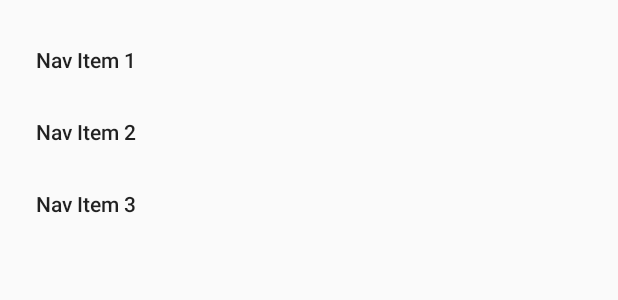
After one commit to maciej123m/PetrylFriends, an Android app: the layout bottom_menu_layout.xml on its own in the app's theme, with its tools: preview values and no code run, on a phone screen of 412 x 824 dp. The commit adds this screen. Shown: the top 300 px of the screen. Run offline under Robolectric (Android 15) with nearby library versions, the phone set to English and light mode, and no system bars.

Commit message:
poprawienie bugów w recyclerview, dodanie menu wysuwanego

```diff
--- a/app/build.gradle
+++ b/app/build.gradle
@@ -43,7 +43,7 @@ dependencies {
     implementation "org.jetbrains.kotlin:kotlin-stdlib-jdk7:$kotlin_version"
     implementation 'androidx.appcompat:appcompat:1.2.0'
     implementation 'androidx.core:core-ktx:1.3.1'
-    implementation 'com.google.android.material:material:1.2.0'
+    implementation 'com.google.android.material:material:1.2.1'
     implementation 'androidx.constraintlayout:constraintlayout:2.0.1'
     implementation 'androidx.navigation:navigation-fragment-ktx:2.3.0'
     implementation 'androidx.navigation:navigation-ui-ktx:2.3.0'
@@ -54,7 +54,7 @@ dependencies {
     implementation 'com.google.firebase:firebase-database:19.4.0'
     implementation 'com.squareup.picasso:picasso:2.71828'
     implementation 'androidx.preference:preference:1.1.1'
-    testImplementation 'junit:junit:4.12'
+    testImplementation 'junit:junit:4.13'
     androidTestImplementation 'androidx.test.ext:junit:1.1.2'
     androidTestImplementation 'androidx.test.espresso:espresso-core:3.3.0'
 }
--- a/app/src/main/java/pl/maciej/petrylfriends/Message.kt
+++ b/app/src/main/java/pl/maciej/petrylfriends/Message.kt
@@ -1,8 +1,5 @@
 package pl.maciej.petrylfriends
 
-class Message(val author : String, val message : String,val tokenID : String ,val time: Long)
-{
-
+class Message(val author : String, val message : String, val tokenID : String ,val time: Long) {
     constructor() : this("","","",0)
-
 }
--- a/app/src/main/java/pl/maciej/petrylfriends/SettingsActivity.kt
+++ b/app/src/main/java/pl/maciej/petrylfriends/SettingsActivity.kt
@@ -39,6 +39,8 @@ class SettingsActivity : AppCompatActivity() {
             }
         }
 
+
+
         override fun onResume() {
             super.onResume()
         }
--- /dev/null
+++ b/app/src/main/res/layout/bottom_menu_layout.xml
@@ -0,0 +1,21 @@
+<?xml version="1.0" encoding="utf-8"?>
+<androidx.constraintlayout.widget.ConstraintLayout xmlns:app="http://schemas.android.com/apk/res-auto"
+    xmlns:android="http://schemas.android.com/apk/res/android"
+    android:layout_width="match_parent"
+    android:layout_height="wrap_content">
+
+
+    <com.google.android.material.navigation.NavigationView
+        android:id="@+id/navigation_view"
+        android:layout_width="match_parent"
+        android:layout_height="wrap_content"
+        android:layout_gravity="bottom"
+        android:layout_marginStart="8dp"
+        android:layout_marginTop="8dp"
+        android:layout_marginEnd="8dp"
+        app:layout_constraintEnd_toEndOf="parent"
+        app:layout_constraintStart_toStartOf="parent"
+        app:layout_constraintTop_toTopOf="parent"
+        app:menu="@menu/bottom_menu"/>
+
+</androidx.constraintlayout.widget.ConstraintLayout>
--- /dev/null
+++ b/app/src/main/res/menu/bottom_menu.xml
@@ -0,0 +1,18 @@
+<?xml version="1.0" encoding="utf-8"?>
+<menu xmlns:android="http://schemas.android.com/apk/res/android"
+    xmlns:app="http://schemas.android.com/apk/res-auto">
+    <item
+        android:id="@+id/navItemOne"
+        android:title="Nav Item 1"
+        app:showAsAction="never"/>
+
+    <item
+        android:id="@+id/navItemTwo"
+        android:title="Nav Item 2"
+        app:showAsAction="never"/>
+
+    <item
+        android:id="@+id/navItemThree"
+        android:title="Nav Item 3"
+        app:showAsAction="never"/>
+</menu>
--- a/app/src/main/res/values/dimens.xml
+++ b/app/src/main/res/values/dimens.xml
@@ -1,10 +1,8 @@
 <resources>
-    <dimen name="fab_margin">16dp</dimen>
     <dimen name="text_view_margin">1.5dp</dimen>
-    <dimen name="margin_lef_send_button">4dp</dimen>
     <dimen name="nick_text_size">13sp</dimen>
     <dimen name="text_message_size">14sp</dimen>
     <dimen name="padding_text_view">20dp</dimen>
     <dimen name="margin_ImageView">5dp</dimen>
-    <dimen name="text_data_size">12sp</dimen>
+    <dimen name="text_data_size">10sp</dimen>
 </resources>
--- a/app/src/main/res/values/strings.xml
+++ b/app/src/main/res/values/strings.xml
@@ -11,8 +11,7 @@
     <string name="set_nick">Ustaw</string>
     <string name="not_now_nick">nie teraz</string>
 
-    <!-- TODO: Remove or change this placeholder text -->
-    <string name="hello_blank_fragment">Hello blank fragment</string>
+
     <string name="title_activity_settings">Settings</string>
 
     <!-- Preference Titles -->
--- a/app/src/main/res/xml/root_preferences.xml
+++ b/app/src/main/res/xml/root_preferences.xml
@@ -1,4 +1,6 @@
-<PreferenceScreen xmlns:app="http://schemas.android.com/apk/res-auto">
+<PreferenceScreen xmlns:app="http://schemas.android.com/apk/res-auto"
+    xmlns:android="http://schemas.android.com/apk/res/android"
+    android:layout="@layout/preference_layout" >
 
     <PreferenceCategory app:title="@string/messages_header">
 
--- a/build.gradle
+++ b/build.gradle
@@ -1,16 +1,16 @@
 // Top-level build file where you can add configuration options common to all sub-projects/modules.
 
 buildscript {
-    ext.kotlin_version = '1.3.72'
+    ext.kotlin_version = '1.4.0'
     repositories {
         google()
         jcenter()
 
     }
     dependencies {
-        classpath 'com.android.tools.build:gradle:3.6.2'
+        classpath 'com.android.tools.build:gradle:3.6.4'
         classpath "org.jetbrains.kotlin:kotlin-gradle-plugin:$kotlin_version"
-        classpath 'com.google.gms:google-services:4.2.0'
+        classpath 'com.google.gms:google-services:4.3.3'
 
         // NOTE: Do not place your application dependencies here; they belong
         // in the individual module build.gradle files
```
Also changed, not shown: app/src/main/java/pl/maciej/petrylfriends/BottomNavigationDrawerFragment.kt (added, +19 -0 lines), app/src/main/java/pl/maciej/petrylfriends/MainActivity.kt (+6 -6 lines), app/src/main/java/pl/maciej/petrylfriends/MainFragment.kt (+12 -5 lines), app/src/main/java/pl/maciej/petrylfriends/RecyclerViewAdapter.kt (+27 -4 lines), app/src/main/res/layout/preference_layout.xml (added, +7 -0 lines), app/src/main/res/navigation/nav_graph.xml (+9 -0 lines), app/src/main/res/values/arrays.xml (deleted, +0 -12 lines).
